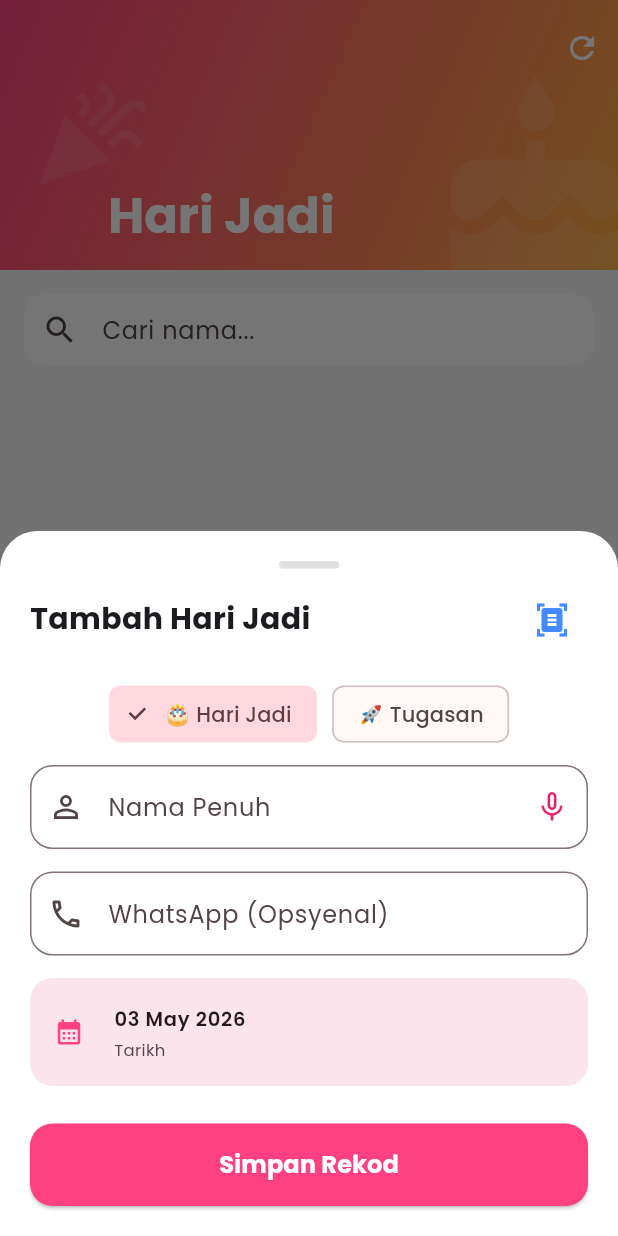
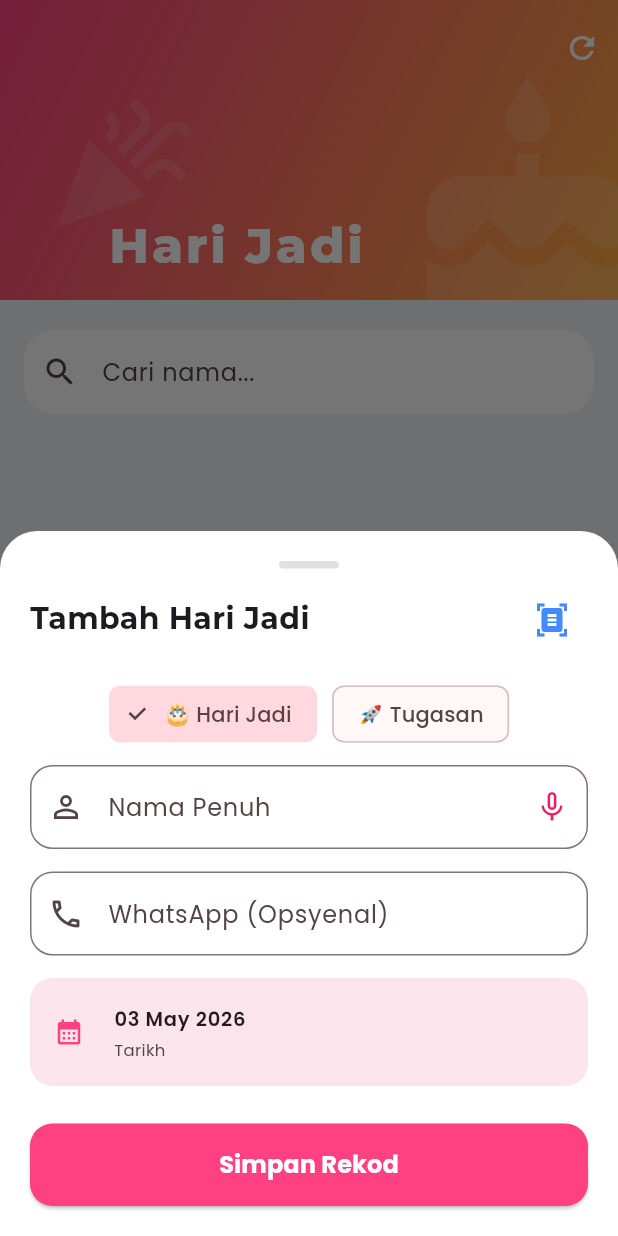
Before and after one commit to thaniaveronicha-debug/harijadi, a Flutter app: the screen it shows after launch, after a tap on "Tambah", on a phone screen of 412 x 824 dp. Run offline on Flutter 3.47's test engine with Material 3 defaults, Android fonts, the phone set to English and light mode, and no system bars; our stand-ins replace cloud_firestore, firebase_core, flutter_local_notifications, google_fonts, image_picker, shared_preferences and 2 more; missing offline and left inert: google_mlkit_text_recognition; accounts and stored records are empty.

Commit message:
Kemas kini rekaan responsif Grid untuk paparan Web

```diff
--- a/lib/main.dart
+++ b/lib/main.dart
@@ -270,17 +270,17 @@ $formattedDate
     showDialog(
       context: context,
       builder: (context) => AlertDialog(
-        title: Text('Dijumpai ${detected.length} Rekod Baru', style: GoogleFonts.poppins(fontWeight: FontWeight.bold)),
-        content: SizedBox(width: double.maxFinite, child: ListView.builder(shrinkWrap: true, itemCount: detected.length, itemBuilder: (context, i) => ListTile(title: Text(detected[i].name, style: GoogleFonts.poppins()), subtitle: Text(DateFormat('dd/MM/yyyy').format(detected[i].date), style: GoogleFonts.poppins())))),
+        title: Text('Dijumpai ${detected.length} Rekod Baru', style: GoogleFonts.montserrat(fontWeight: FontWeight.bold)),
+        content: SizedBox(width: double.maxFinite, child: ListView.builder(shrinkWrap: true, itemCount: detected.length, itemBuilder: (context, i) => ListTile(title: Text(detected[i].name), subtitle: Text(DateFormat('dd/MM/yyyy').format(detected[i].date))))),
         actions: [
-          TextButton(onPressed: () => Navigator.pop(context), child: Text('Batal', style: GoogleFonts.poppins())),
+          TextButton(onPressed: () => Navigator.pop(context), child: const Text('Batal')),
           ElevatedButton(onPressed: () {
             for (var b in detected) {
               _db.add(b.toJson());
               _scheduleSmartNotification(b);
             }
             Navigator.pop(context);
-          }, child: Text('Tambah Semua', style: GoogleFonts.poppins()))
+          }, child: const Text('Tambah Semua'))
         ],
       ),
     );
@@ -291,12 +291,12 @@ $formattedDate
     showDialog(
       context: context,
       builder: (context) => AlertDialog(
-        title: Text('Sahkan Padam', style: GoogleFonts.poppins(fontWeight: FontWeight.bold)),
+        title: Text('Sahkan Padam', style: GoogleFonts.montserrat(fontWeight: FontWeight.bold)),
         shape: RoundedRectangleBorder(borderRadius: BorderRadius.circular(20)),
         content: Column(
           mainAxisSize: MainAxisSize.min,
           children: [
-            Text('Masukkan kata laluan untuk memadam rekod:', textAlign: TextAlign.center, style: GoogleFonts.poppins()),
+            const Text('Masukkan kata laluan untuk memadam rekod:', textAlign: TextAlign.center),
             const SizedBox(height: 15),
             TextField(
               controller: passwordController,
@@ -305,14 +305,13 @@ $formattedDate
               decoration: InputDecoration(
                 border: OutlineInputBorder(borderRadius: BorderRadius.circular(12)),
                 labelText: 'Kata Laluan',
-                labelStyle: GoogleFonts.poppins(),
                 prefixIcon: const Icon(Icons.lock_outline),
               ),
             ),
           ],
         ),
         actions: [
-          TextButton(onPressed: () => Navigator.pop(context), child: Text('Batal', style: GoogleFonts.poppins())),
+          TextButton(onPressed: () => Navigator.pop(context), child: const Text('Batal')),
           ElevatedButton(
             style: ElevatedButton.styleFrom(backgroundColor: Colors.red, foregroundColor: Colors.white),
             onPressed: () {
@@ -324,7 +323,7 @@ $formattedDate
                 ScaffoldMessenger.of(context).showSnackBar(const SnackBar(content: Text("Kata laluan salah!"), backgroundColor: Colors.red));
               }
             },
-            child: Text('Padam', style: GoogleFonts.poppins()),
+            child: const Text('Padam'),
           ),
         ],
       ),
@@ -370,7 +369,7 @@ $formattedDate
                 children: [
                   Container(width: 40, height: 5, decoration: BoxDecoration(color: Colors.grey[300], borderRadius: BorderRadius.circular(10)), margin: const EdgeInsets.symmetric(vertical: 10)),
                   Row(mainAxisAlignment: MainAxisAlignment.spaceBetween, children: [
-                    Expanded(child: Text(isBirthday ? 'Tambah Hari Jadi' : 'Tambah Tugasan', style: GoogleFonts.poppins(fontSize: 20, fontWeight: FontWeight.bold), overflow: TextOverflow.ellipsis)),
+                    Expanded(child: Text(isBirthday ? 'Tambah Hari Jadi' : 'Tambah Tugasan', style: GoogleFonts.montserrat(fontSize: 20, fontWeight: FontWeight.bold), overflow: TextOverflow.ellipsis)),
                     IconButton(
                       icon: Icon(Icons.document_scanner, color: kIsWeb ? Colors.grey : Colors.blueAccent),
                       onPressed: () { if (!kIsWeb) { Navigator.pop(context); _scanBulkImage(); } }
@@ -378,17 +377,15 @@ $formattedDate
                   ]),
                   const SizedBox(height: 15),
                   Row(mainAxisAlignment: MainAxisAlignment.center, children: [
-                    FilterChip(label: Text("🎂 Hari Jadi", style: GoogleFonts.poppins()), selected: isBirthday, onSelected: (s) => setModalState(() => isBirthday = true)),
+                    FilterChip(label: const Text("🎂 Hari Jadi"), selected: isBirthday, onSelected: (s) => setModalState(() => isBirthday = true)),
                     const SizedBox(width: 10),
-                    FilterChip(label: Text("🚀 Tugasan", style: GoogleFonts.poppins()), selected: !isBirthday, onSelected: (s) => setModalState(() => isBirthday = false)),
+                    FilterChip(label: const Text("🚀 Tugasan"), selected: !isBirthday, onSelected: (s) => setModalState(() => isBirthday = false)),
                   ]),
                   const SizedBox(height: 10),
                   TextField(
                     controller: nameController,
-                    style: GoogleFonts.poppins(),
                     decoration: InputDecoration(
                       labelText: isBirthday ? 'Nama Penuh' : 'Tajuk Tugasan',
-                      labelStyle: GoogleFonts.poppins(),
                       prefixIcon: Icon(isBirthday ? Icons.person_outline : Icons.task_outlined),
                       suffixIcon: IconButton(icon: Icon(isListening ? Icons.mic : Icons.mic_none, color: Colors.pink), onPressed: toggleListen),
                       border: OutlineInputBorder(borderRadius: BorderRadius.circular(15)),
@@ -398,10 +395,8 @@ $formattedDate
                   TextField(
                     controller: phoneController,
                     keyboardType: TextInputType.phone,
-                    style: GoogleFonts.poppins(),
                     decoration: InputDecoration(
                       labelText: 'WhatsApp (Opsyenal)',
-                      labelStyle: GoogleFonts.poppins(),
                       prefixIcon: const Icon(Icons.phone_outlined),
                       border: OutlineInputBorder(borderRadius: BorderRadius.circular(15)),
                     )
@@ -411,8 +406,8 @@ $formattedDate
                     decoration: BoxDecoration(color: Colors.pink[50], borderRadius: BorderRadius.circular(15)),
                     child: Row(children: [
                       Expanded(child: ListTile(
-                        title: Text(DateFormat('dd MMM yyyy').format(selectedDate), style: GoogleFonts.poppins(fontWeight: FontWeight.w600, fontSize: 13), overflow: TextOverflow.ellipsis),
-                        subtitle: Text("Tarikh", style: GoogleFonts.poppins(fontSize: 11)),
+                        title: Text(DateFormat('dd MMM yyyy').format(selectedDate), style: const TextStyle(fontWeight: FontWeight.w600, fontSize: 13), overflow: TextOverflow.ellipsis),
+                        subtitle: const Text("Tarikh", style: TextStyle(fontSize: 11)),
                         leading: const Icon(Icons.calendar_month, color: Colors.pinkAccent, size: 20),
                         onTap: () async {
                           final p = await showDatePicker(context: context, initialDate: selectedDate, firstDate: DateTime(1900), lastDate: DateTime(2100));
@@ -420,8 +415,8 @@ $formattedDate
                         }
                       )),
                       if (!isBirthday) Expanded(child: ListTile(
-                        title: Text(selectedTime.format(context), style: GoogleFonts.poppins(fontWeight: FontWeight.w600, fontSize: 13), overflow: TextOverflow.ellipsis),
-                        subtitle: Text("Masa", style: GoogleFonts.poppins(fontSize: 11)),
+                        title: Text(selectedTime.format(context), style: const TextStyle(fontWeight: FontWeight.w600, fontSize: 13), overflow: TextOverflow.ellipsis),
+                        subtitle: const Text("Masa", style: TextStyle(fontSize: 11)),
                         leading: const Icon(Icons.access_time, color: Colors.pinkAccent, size: 20),
                         onTap: () async {
                           final t = await showTimePicker(context: context, initialTime: selectedTime);
@@ -445,7 +440,7 @@ $formattedDate
                           Navigator.pop(context);
                         }
                       },
-                      child: Text('Simpan Rekod', style: GoogleFonts.poppins(fontSize: 16, fontWeight: FontWeight.bold))
+                      child: const Text('Simpan Rekod', style: TextStyle(fontSize: 16, fontWeight: FontWeight.bold))
                     ),
                   ),
                   const SizedBox(height: 20)
@@ -460,24 +455,30 @@ $formattedDate
 
   @override
   Widget build(BuildContext context) {
+    double width = MediaQuery.of(context).size.width;
+    int crossAxisCount = width > 1200 ? 3 : (width > 800 ? 2 : 1);
+
     return Scaffold(
-      backgroundColor: const Color(0xFFF8F9FA),
+      backgroundColor: const Color(0xFFF0F2F5),
       body: CustomScrollView(
         slivers: [
           SliverAppBar.large(
-            expandedHeight: 180,
+            expandedHeight: 200,
             pinned: true,
             backgroundColor: Colors.pinkAccent,
             flexibleSpace: FlexibleSpaceBar(
-              title: Text(_selectedIndex == 0 ? 'Hari Jadi' : 'Tugasan Pintar', style: GoogleFonts.poppins(color: Colors.white, fontWeight: FontWeight.bold)),
+              title: Text(
+                _selectedIndex == 0 ? 'Hari Jadi' : 'Tugasan Pintar',
+                style: GoogleFonts.montserrat(color: Colors.white, fontWeight: FontWeight.w800, letterSpacing: 1.2)
+              ),
               background: Container(
                 decoration: const BoxDecoration(
                   gradient: LinearGradient(begin: Alignment.topLeft, end: Alignment.bottomRight, colors: [Colors.pinkAccent, Colors.orangeAccent]),
                 ),
                 child: Stack(
                   children: [
-                    Positioned(right: -20, bottom: -20, child: Icon(Icons.cake, size: 150, color: Colors.white.withOpacity(0.1))),
-                    Positioned(left: 20, top: 50, child: Icon(Icons.celebration, size: 80, color: Colors.white.withOpacity(0.1))),
+                    Positioned(right: -30, bottom: -30, child: Icon(Icons.cake, size: 180, color: Colors.white.withOpacity(0.12))),
+                    Positioned(left: 30, top: 60, child: Icon(Icons.celebration, size: 100, color: Colors.white.withOpacity(0.12))),
                   ],
                 ),
               ),
@@ -487,34 +488,33 @@ $formattedDate
             ],
           ),
           SliverToBoxAdapter(
-            child: Padding(
-              padding: const EdgeInsets.all(16.0),
+            child: Center(
+              child: Container(
+                constraints: const BoxConstraints(maxWidth: 800),
+                padding: const EdgeInsets.symmetric(horizontal: 16.0, vertical: 20.0),
                 child: TextField(
                   onChanged: (v) => setState(() => _searchQuery = v.toLowerCase()),
-                style: GoogleFonts.poppins(),
                   decoration: InputDecoration(
                     hintText: 'Cari ${_selectedIndex == 0 ? "nama" : "tugasan"}...',
-                  hintStyle: GoogleFonts.poppins(),
                     prefixIcon: const Icon(Icons.search),
                     filled: true,
                     fillColor: Colors.white,
-                  border: OutlineInputBorder(borderRadius: BorderRadius.circular(15), borderSide: BorderSide.none),
-                  contentPadding: const EdgeInsets.symmetric(vertical: 0),
+                    border: OutlineInputBorder(borderRadius: BorderRadius.circular(20), borderSide: BorderSide.none),
+                    boxShadow: [BoxShadow(color: Colors.black.withOpacity(0.05), blurRadius: 10, offset: const Offset(0, 4))],
                   ),
                 ),
               ),
             ),
-          _buildListStream(),
+          ),
+          _buildListStream(crossAxisCount),
         ],
       ),
       bottomNavigationBar: Container(
-        decoration: BoxDecoration(boxShadow: [BoxShadow(color: Colors.black.withOpacity(0.05), blurRadius: 10)]),
+        decoration: BoxDecoration(boxShadow: [BoxShadow(color: Colors.black.withOpacity(0.08), blurRadius: 15)]),
         child: BottomNavigationBar(
           currentIndex: _selectedIndex,
           onTap: (index) => setState(() { _selectedIndex = index; _searchQuery = ""; }),
           selectedItemColor: Colors.pinkAccent,
-          selectedLabelStyle: GoogleFonts.poppins(fontWeight: FontWeight.bold),
-          unselectedLabelStyle: GoogleFonts.poppins(),
           backgroundColor: Colors.white,
           elevation: 0,
           type: BottomNavigationBarType.fixed,
@@ -529,17 +529,17 @@ $formattedDate
         backgroundColor: Colors.pinkAccent,
         foregroundColor: Colors.white,
         icon: const Icon(Icons.add),
-        label: Text("Tambah", style: GoogleFonts.poppins(fontWeight: FontWeight.bold)),
+        label: const Text("Tambah"),
       ),
     );
   }
 
-  Widget _buildListStream() {
+  Widget _buildListStream(int crossAxisCount) {
     return StreamBuilder<QuerySnapshot>(
       stream: _db.snapshots(),
       builder: (context, snapshot) {
         if (snapshot.connectionState == ConnectionState.waiting) return const SliverFillRemaining(child: Center(child: CircularProgressIndicator()));
-        if (!snapshot.hasData || snapshot.data!.docs.isEmpty) return SliverFillRemaining(child: Center(child: Text('Tiada rekod dijumpai.', style: GoogleFonts.poppins())));
+        if (!snapshot.hasData || snapshot.data!.docs.isEmpty) return const SliverFillRemaining(child: Center(child: Text('Tiada rekod dijumpai.')));
 
         bool isBirthdayTab = _selectedIndex == 0;
         List<Birthday> allItems = snapshot.data!.docs.map((doc) => Birthday.fromFirestore(doc)).toList();
@@ -555,9 +555,17 @@ $formattedDate
           items.sort((a, b) => a.date.compareTo(b.date));
         }
 
-        if (items.isEmpty) return SliverFillRemaining(child: Center(child: Text('Carian tidak dijumpai.', style: GoogleFonts.poppins())));
+        if (items.isEmpty) return const SliverFillRemaining(child: Center(child: Text('Carian tidak dijumpai.')));
 
-        return SliverList(
+        return SliverPadding(
+          padding: const EdgeInsets.symmetric(horizontal: 16.0),
+          sliver: SliverGrid(
+            gridDelegate: SliverGridDelegateWithFixedCrossAxisCount(
+              crossAxisCount: crossAxisCount,
+              mainAxisExtent: 140, // Tetapkan tinggi kad
+              mainAxisSpacing: 16,
+              crossAxisSpacing: 16,
+            ),
             delegate: SliverChildBuilderDelegate(
               (context, index) {
                 final b = items[index];
@@ -569,71 +577,83 @@ $formattedDate
                 int age = DateTime.now().year - b.date.year;
                 if (DateTime.now().month < b.date.month || (DateTime.now().month == b.date.month && DateTime.now().day < b.date.day)) age--;
 
-              return Padding(
-                padding: const EdgeInsets.symmetric(horizontal: 16.0, vertical: 8.0),
-                child: Container(
+                return _buildBirthdayCard(b, isToday, isThisWeek, isBirthdayTab, age, daysLeft);
+              },
+              childCount: items.length,
+            ),
+          ),
+        );
+      },
+    );
+  }
+
+  Widget _buildBirthdayCard(Birthday b, bool isToday, bool isThisWeek, bool isBirthdayTab, int age, int daysLeft) {
+    return MouseRegion(
+      cursor: SystemMouseCursors.click,
+      child: AnimatedContainer(
+        duration: const Duration(milliseconds: 200),
         decoration: BoxDecoration(
           color: isToday ? const Color(0xFFFFEBF2) : (isThisWeek ? const Color(0xFFFFF7E6) : Colors.white),
-                    borderRadius: BorderRadius.circular(20),
-                    border: isToday ? Border.all(color: Colors.pinkAccent, width: 2) : (isThisWeek ? Border.all(color: Colors.orangeAccent, width: 1.5) : null),
-                    boxShadow: [BoxShadow(color: isToday ? Colors.pink.withOpacity(0.15) : Colors.black.withOpacity(0.04), blurRadius: 12, offset: const Offset(0, 5))],
+          borderRadius: BorderRadius.circular(24),
+          border: isToday ? Border.all(color: Colors.pinkAccent, width: 2.5) : (isThisWeek ? Border.all(color: Colors.orangeAccent, width: 1.5) : null),
+          boxShadow: [
+            BoxShadow(
+              color: isToday ? Colors.pink.withOpacity(0.2) : Colors.black.withOpacity(0.04),
+              blurRadius: 15,
+              offset: const Offset(0, 6)
+            )
+          ],
         ),
         child: ClipRRect(
-                    borderRadius: BorderRadius.circular(20),
-                    child: Column(
+          borderRadius: BorderRadius.circular(24),
+          child: Stack(
+            children: [
+              if (isToday) Positioned(right: -10, top: -10, child: Icon(Icons.stars, size: 60, color: Colors.pinkAccent.withOpacity(0.1))),
+              Column(
                 children: [
                   if (isToday) Container(
                     width: double.infinity,
                     padding: const EdgeInsets.symmetric(vertical: 6),
-                          decoration: const BoxDecoration(
-                            gradient: LinearGradient(colors: [Colors.pinkAccent, Color(0xFFFF4081)]),
-                          ),
-                          child: Text("🎂 HARI INI - SANNAH HELWAH!", textAlign: TextAlign.center, style: GoogleFonts.poppins(color: Colors.white, fontSize: 11, fontWeight: FontWeight.bold, letterSpacing: 1.5))
+                    decoration: const BoxDecoration(gradient: LinearGradient(colors: [Colors.pinkAccent, Color(0xFFFF4081)])),
+                    child: Text("🎂 HARI INI - SANNAH HELWAH!", textAlign: TextAlign.center, style: GoogleFonts.montserrat(color: Colors.white, fontSize: 10, fontWeight: FontWeight.bold, letterSpacing: 1.2))
                   ),
                   if (isThisWeek && !isToday) Container(
                     width: double.infinity,
                     padding: const EdgeInsets.symmetric(vertical: 6),
                     color: Colors.orangeAccent,
-                          child: Text("🌟 MINGGU INI", textAlign: TextAlign.center, style: GoogleFonts.poppins(color: Colors.white, fontSize: 11, fontWeight: FontWeight.bold, letterSpacing: 1.5))
+                    child: Text("🌟 MINGGU INI", textAlign: TextAlign.center, style: GoogleFonts.montserrat(color: Colors.white, fontSize: 10, fontWeight: FontWeight.bold, letterSpacing: 1.2))
                   ),
-                        Padding(
-                          padding: const EdgeInsets.symmetric(horizontal: 12, vertical: 12),
+                  Expanded(
+                    child: Padding(
+                      padding: const EdgeInsets.all(16.0),
                       child: Row(
                         children: [
-                              Stack(
+                          CircleAvatar(
+                            radius: 30,
+                            backgroundColor: isToday ? Colors.pinkAccent : (isThisWeek ? Colors.orange[200] : Colors.grey[200]),
+                            child: Text(b.name.isNotEmpty ? b.name[0].toUpperCase() : "?", style: GoogleFonts.montserrat(fontWeight: FontWeight.bold, fontSize: 24, color: isToday ? Colors.white : (isThisWeek ? Colors.orange[900] : Colors.grey[800]))),
+                          ),
+                          const SizedBox(width: 16),
+                          Expanded(
+                            child: Column(
+                              mainAxisAlignment: MainAxisAlignment.center,
+                              crossAxisAlignment: CrossAxisAlignment.start,
                               children: [
-                                  CircleAvatar(
-                                    radius: 28,
-                                    backgroundColor: isToday ? Colors.pinkAccent : (isThisWeek ? Colors.orange[200] : Colors.grey[200]),
-                                    child: Text(b.name.isNotEmpty ? b.name[0].toUpperCase() : "?", style: GoogleFonts.poppins(fontWeight: FontWeight.bold, fontSize: 22, color: isToday ? Colors.white : (isThisWeek ? Colors.orange[900] : Colors.grey[800]))),
-                                  ),
-                                  if (isToday) const Positioned(right: 0, bottom: 0, child: Icon(Icons.stars, color: Colors.orangeAccent, size: 22)),
+                                Text(b.name, style: GoogleFonts.montserrat(fontWeight: FontWeight.bold, fontSize: 16, color: isToday ? const Color(0xFF880E4F) : Colors.black87), overflow: TextOverflow.ellipsis),
+                                const SizedBox(height: 6),
+                                Row(
+                                  children: [
+                                    Icon(Icons.event, size: 14, color: isToday ? Colors.pinkAccent : Colors.grey[600]),
+                                    const SizedBox(width: 6),
+                                    Text(isBirthdayTab ? DateFormat('dd MMM').format(b.date) : DateFormat('dd MMM yyyy').format(b.date), style: const TextStyle(fontWeight: FontWeight.w600, fontSize: 13)),
                                   ],
                                 ),
-                              const SizedBox(width: 12),
-                              Expanded(
-                                child: Column(
-                                  crossAxisAlignment: CrossAxisAlignment.start,
-                                  children: [
-                                    Text(b.name, style: GoogleFonts.poppins(fontWeight: FontWeight.bold, fontSize: 17, color: isToday ? const Color(0xFF880E4F) : Colors.black87), overflow: TextOverflow.ellipsis),
-                                    const SizedBox(height: 4),
-                                    Row(
-                                      children: [
-                                        Icon(Icons.event_note, size: 14, color: isToday ? Colors.pinkAccent : Colors.grey[600]),
-                                        const SizedBox(width: 4),
-                                        Expanded(child: Text(isBirthdayTab ? DateFormat('dd MMMM').format(b.date) : DateFormat('dd MMM yyyy • HH:mm').format(b.date), style: GoogleFonts.poppins(color: Colors.grey[800], fontWeight: FontWeight.w600, fontSize: 13), overflow: TextOverflow.ellipsis)),
-                                      ],
-                                    ),
-                                    if (isBirthdayTab) Padding(
-                                      padding: const EdgeInsets.only(top: 4.0),
-                                      child: Text("Menjelang Umur $age • $daysLeft Hari Lagi", style: GoogleFonts.poppins(color: isToday ? Colors.pinkAccent : (isThisWeek ? Colors.orange[900] : Colors.grey[600]), fontSize: 12, fontWeight: (isToday || isThisWeek) ? FontWeight.bold : FontWeight.normal)),
-                                    ),
+                                if (isBirthdayTab) Text("Umur $age • $daysLeft Hari Lagi", style: TextStyle(color: isToday ? Colors.pinkAccent : (isThisWeek ? Colors.orange[900] : Colors.grey[600]), fontSize: 12, fontWeight: (isToday || isThisWeek) ? FontWeight.bold : FontWeight.normal)),
                               ],
                             ),
                           ),
-                              const SizedBox(width: 8),
-                              Row(
-                                mainAxisSize: MainAxisSize.min,
+                          Column(
+                            mainAxisAlignment: MainAxisAlignment.center,
                             children: [
                               _actionButton(
                                 icon: Icons.copy_rounded,
@@ -641,9 +661,9 @@ $formattedDate
                                 bgColor: Colors.blue[50]!,
                                 onTap: () { copyGreetingStatic(b); ScaffoldMessenger.of(context).showSnackBar(const SnackBar(content: Text("Ucapan disalin!"), behavior: SnackBarBehavior.floating)); }
                               ),
-                                  const SizedBox(width: 8),
+                              const SizedBox(height: 8),
                               _actionButton(
-                                    icon: Icons.delete_sweep_rounded,
+                                icon: Icons.delete_outline_rounded,
                                 color: Colors.red,
                                 bgColor: Colors.red[50]!,
                                 onTap: () => _confirmDelete(b)
@@ -653,16 +673,13 @@ $formattedDate
                         ],
                       ),
                     ),
+                  ),
+                ],
+              ),
             ],
           ),
         ),
       ),
-              );
-            },
-            childCount: items.length,
-          ),
-        );
-      },
     );
   }
 
```
Lines whose indentation alone changed are shown as unchanged.
